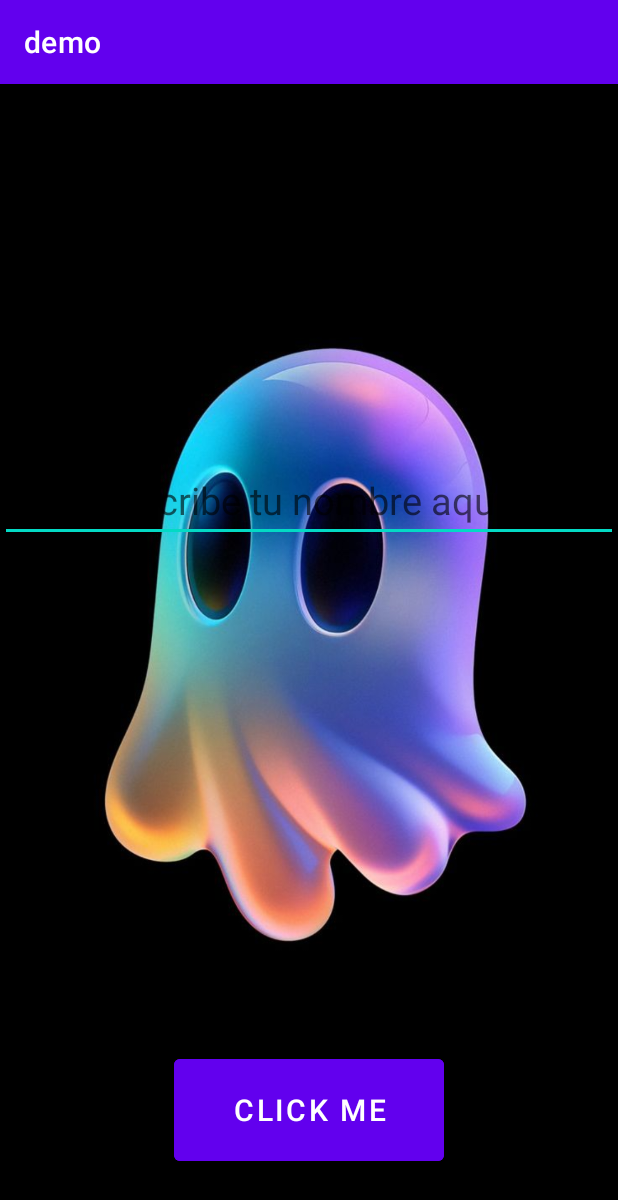
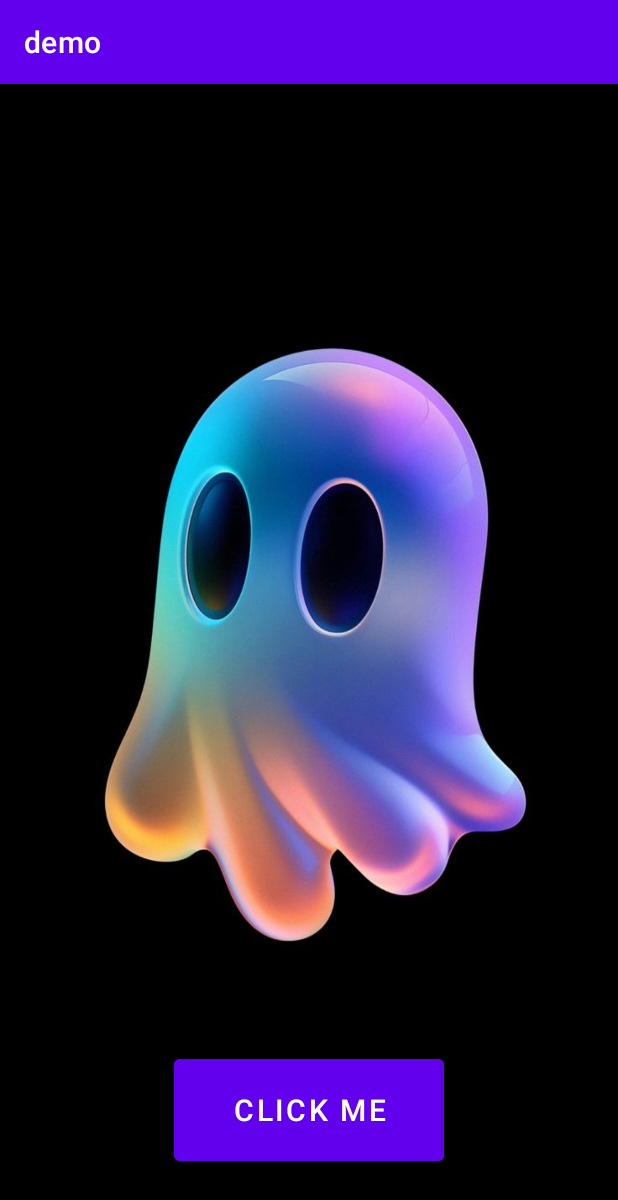
Before and after one commit to santimartinezzgb/app-movil-clickme, an Android app: the screen it shows after launch (MainActivity), on a phone screen of 412 x 824 dp. Shown: the top 1200 px of the screen. Run offline under Robolectric (Android 15) with nearby library versions, the phone set to English and light mode, and no system bars.

Commit message:
Cambio en la estructura del programa. Ahora tiene 2 activitys, en los que pulsas el primero y te lleva al segundo y viceversa

```diff
--- a/app/src/main/res/layout/activity_main.xml
+++ b/app/src/main/res/layout/activity_main.xml
@@ -12,29 +12,6 @@
         android:layout_height="match_parent">
     </LinearLayout>
 
-
-    <TextView
-        android:id="@+id/textView"
-        android:layout_width="match_parent"
-        android:layout_height="match_parent"
-        android:gravity="top|center"
-        android:layout_marginTop="100dp"
-        android:textSize="20dp"
-        tools:ignore="MissingConstraints"
-        android:visibility="gone"
-        app:layout_constraintBottom_toTopOf="@id/button" />
-
-    <EditText
-        android:id="@+id/input"
-        android:layout_width="match_parent"
-        android:layout_height="wrap_content"
-        android:layout_marginTop="250dp"
-        app:layout_constraintTop_toTopOf="parent"
-
-        android:hint="Escribe tu nombre aquí"
-        android:textAlignment="center"
-        android:textSize="25dp"
-        tools:ignore="MissingConstraints" />
 
     <Button
         android:id="@+id/button"
@@ -52,20 +29,4 @@
         />
 
 
-    <Button
-        android:id="@+id/button_back"
-        app:layout_constraintBottom_toBottomOf="parent"
-        app:layout_constraintEnd_toEndOf="parent"
-        app:layout_constraintStart_toStartOf="parent"
-        app:layout_constraintTop_toTopOf="parent"
-        android:visibility="gone"
-        android:layout_width="180dp"
-        android:layout_height="80dp"
-        android:textSize="20dp"
-        android:text="BACK"
-        android:textColor="#FFFFFF"
-        android:backgroundTint="@color/purple_200"
-        tools:layout_editor_absoluteX="145dp"
-        tools:layout_editor_absoluteY="353dp"
-        />
 </androidx.constraintlayout.widget.ConstraintLayout>
```
